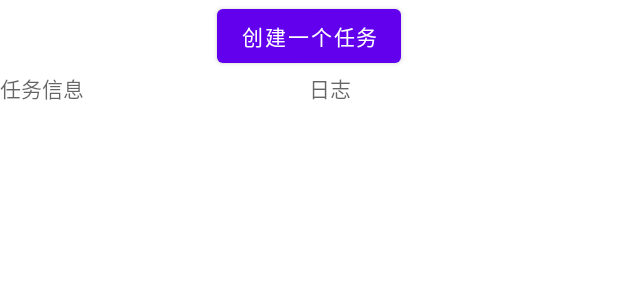
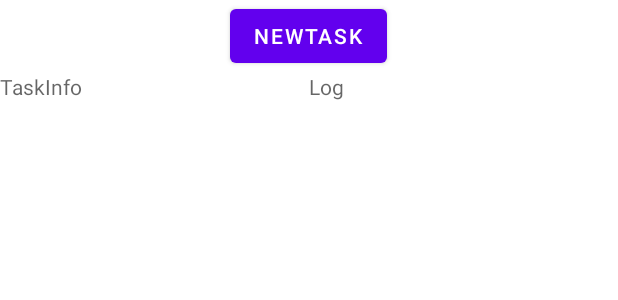
Before and after one commit to AquaApps/AkuaX, an Android app: the layout shell_layout.xml on its own in the app's theme, with its tools: preview values and no code run, on a phone screen of 412 x 824 dp. Shown: the top 300 px of the screen. Run offline under Robolectric (Android 15) with nearby library versions, the phone set to English and light mode, and no system bars.

Commit message:
update: use english todo: effi's webview is not work on Android 8.0

```diff
--- a/testapp/src/main/java/fan/akua/testapp/TestApplication.java
+++ b/testapp/src/main/java/fan/akua/testapp/TestApplication.java
@@ -11,6 +11,7 @@ public class TestApplication extends Application {
     protected void attachBaseContext(Context base) {
         super.attachBaseContext(base);
         ApplicationWrapper.set(this);
+        // todo: effi's WebView is not work on Android 8.0
         Effi.preInitWebView();
     }
 
--- a/testapp/src/main/res/layout/shell_layout.xml
+++ b/testapp/src/main/res/layout/shell_layout.xml
@@ -10,7 +10,7 @@
         android:layout_height="wrap_content"
         android:layout_gravity="center_horizontal"
         android:onClick="runShell"
-        android:text="创建一个任务" />
+        android:text="NewTask" />
 
     <LinearLayout
         android:layout_width="match_parent"
@@ -21,14 +21,14 @@
             android:layout_width="match_parent"
             android:layout_height="match_parent"
             android:layout_weight="1"
-            android:hint="任务信息" />
+            android:hint="TaskInfo" />
 
         <TextView
             android:id="@+id/tv2"
             android:layout_width="match_parent"
             android:layout_height="match_parent"
             android:layout_weight="1"
-            android:hint="日志" />
+            android:hint="Log" />
     </LinearLayout>
 
 </LinearLayout>
```
